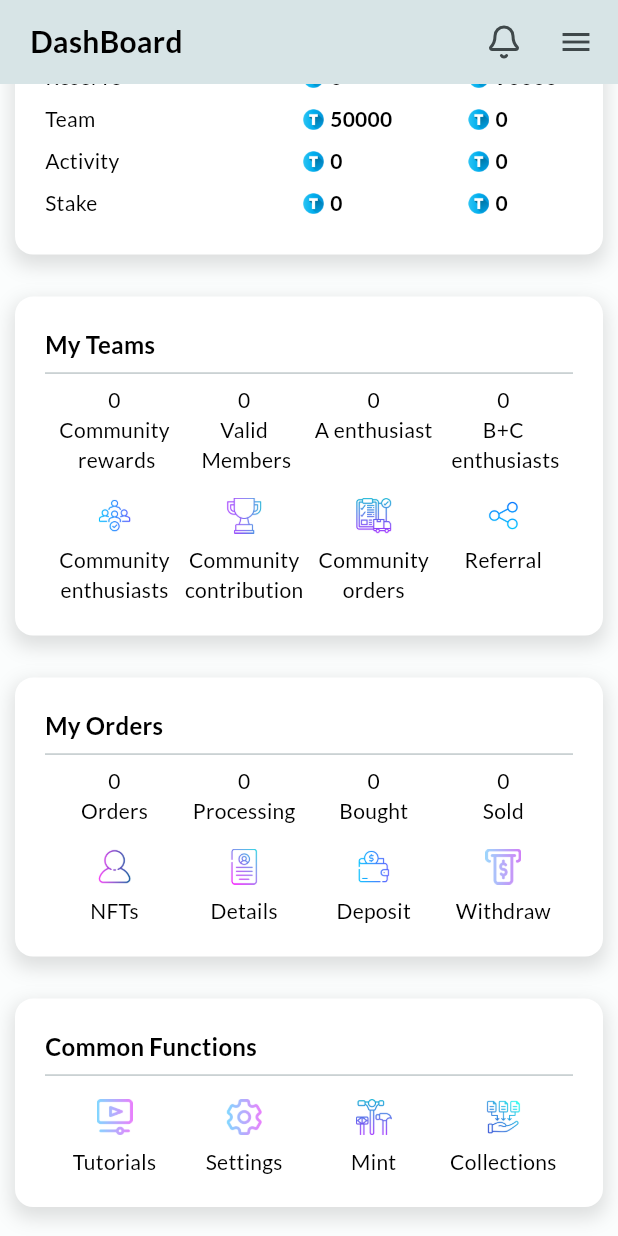
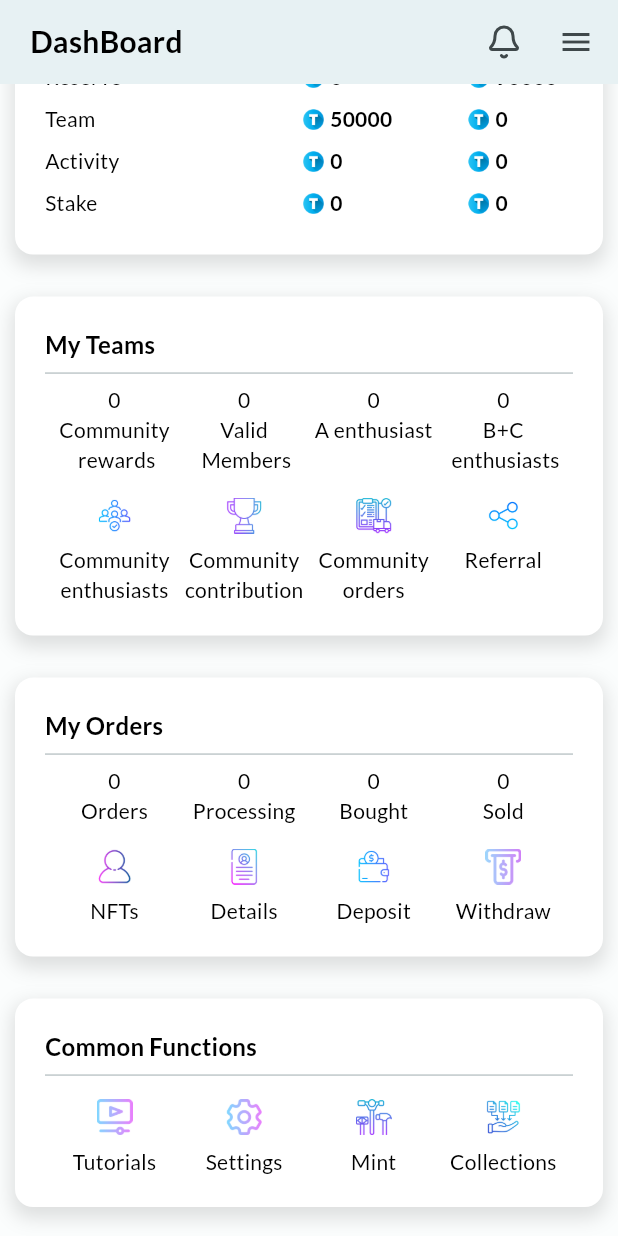
Before and after one commit to Sukhmeetsingh306/NFT_Trading, a Flutter app: the DashboardAccount screen opened directly, scrolled down 407 dp, on a phone screen of 412 x 824 dp. Run offline on Flutter 3.47's test engine with Material 3 defaults, Android fonts, the phone set to English and light mode, and no system bars; our stand-ins replace google_fonts, intl_phone_field, lucide_icons, shared_preferences; accounts and stored records are empty.

Commit message:
updated color

```diff
--- a/frontend/lib/utils/code/appbar_code.dart
+++ b/frontend/lib/utils/code/appbar_code.dart
@@ -9,6 +9,8 @@ import '../text_utils.dart';
 
 PreferredSizeWidget appBarCode(String screenName) {
   return AppBar(
+    backgroundColor: Colors.white60,
+    //e7f1f3
     title: Padding(
       padding: const EdgeInsets.only(left: 4.0),
       child: googleText(screenName, fontSize: 20),
```
